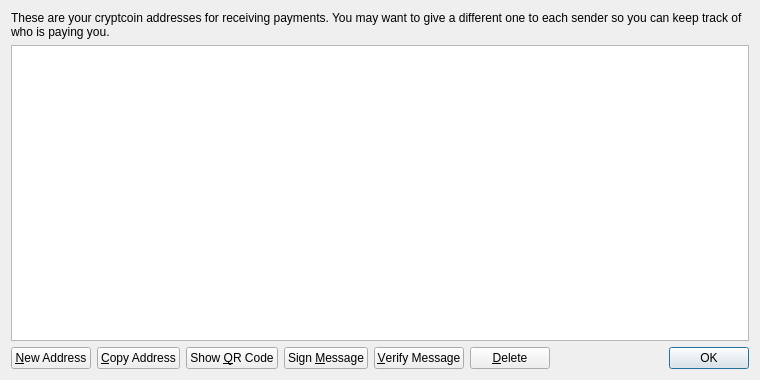
Qt form src/qt/forms/addressbookpage.ui (WeAreSatoshi/WeAreSatoshi2) before a commit.
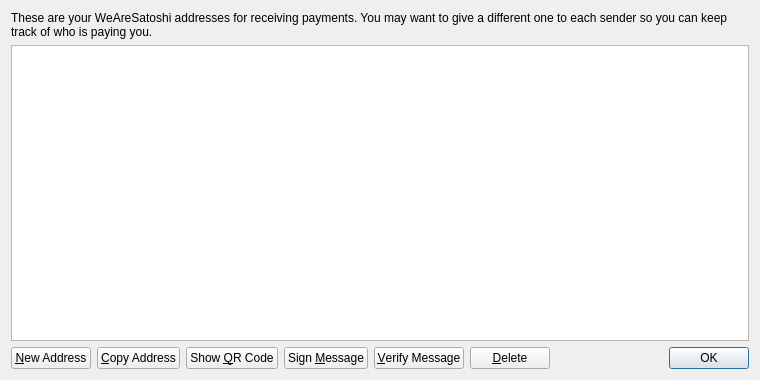
The same form after that commit. Icons and pictures are not drawn.

```diff
--- a/src/qt/forms/addressbookpage.ui
+++ b/src/qt/forms/addressbookpage.ui
@@ -17,7 +17,7 @@
    <item>
     <widget class="QLabel" name="labelExplanation">
      <property name="text">
-      <string>These are your cryptcoin addresses for receiving payments. You may want to give a different one to each sender so you can keep track of who is paying you.</string>
+      <string>These are your WeAreSatoshi addresses for receiving payments. You may want to give a different one to each sender so you can keep track of who is paying you.</string>
      </property>
      <property name="textFormat">
       <enum>Qt::PlainText</enum>
```
Left out of the diff: 4 changed lines with no effect on the pictures.
